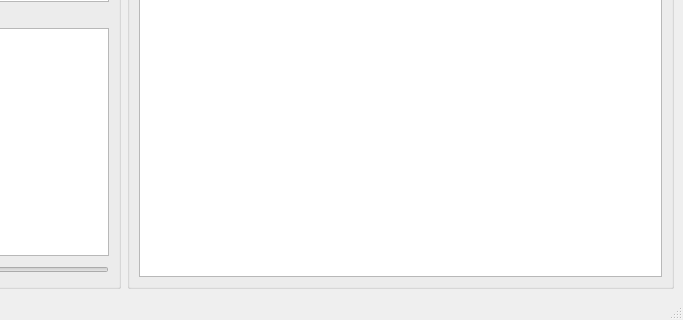
First picture: the form in test.ui, repository Tayzn/HenHacks25, before the edit; both pictures show x 436 to 1119 and y 538 to 858 of the 1119 by 858 pixel window.
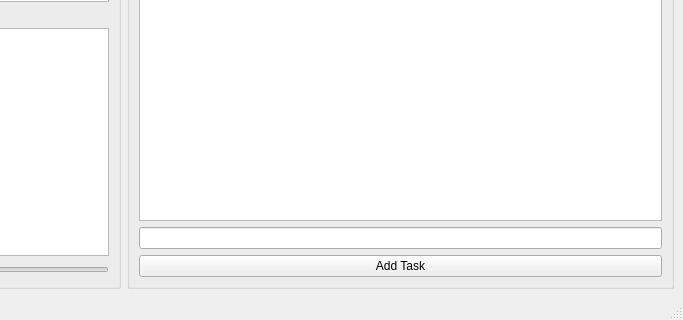
Second picture: the form after the edit.

Commit message: Added task addition function

The edit to the form file:
```diff
--- a/test.ui
+++ b/test.ui
@@ -103,7 +103,17 @@
           </widget>
          </item>
          <item>
-          <widget class="QTextEdit" name="toDoList"/>
+          <widget class="QListWidget" name="taskList"/>
+         </item>
+         <item>
+          <widget class="QLineEdit" name="taskInput"/>
+         </item>
+         <item>
+          <widget class="QPushButton" name="addTaskButton">
+           <property name="text">
+            <string>Add Task</string>
+           </property>
+          </widget>
          </item>
         </layout>
        </widget>
```
The commit also changes 2 other files.
